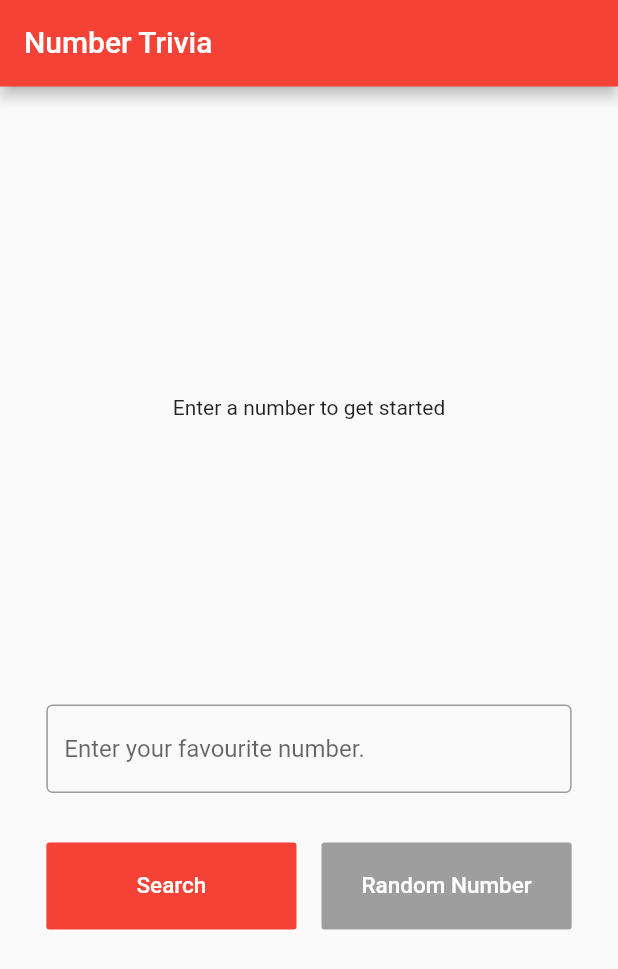
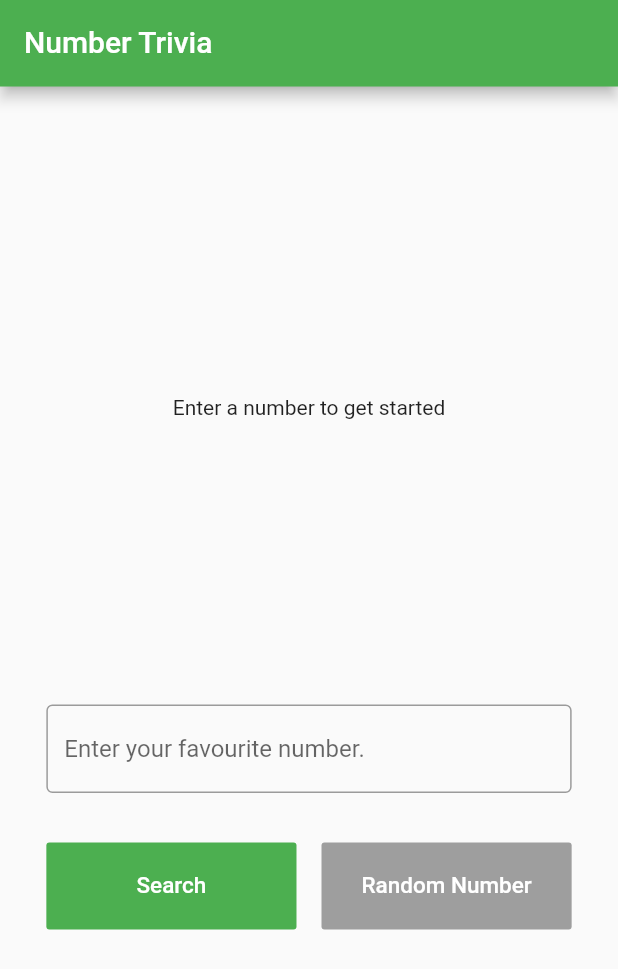
Before and after one commit to ibtesam123/NumberTrivia, a Flutter app: the screen it shows after launch, on a phone screen of 412 x 824 dp. Shown: the top 969 px of the screen. Run offline on Flutter 3.47's test engine with Material 2 defaults, Android fonts, the phone set to English and light mode, and no system bars; our stand-ins replace dartz, data_connection_checker, dio, firebase_crashlytics, firebase_remote_config, get_it and 1 more; accounts and stored records are empty; generated files the repository leaves out were written again.

Commit message:
Color changed to green

```diff
--- a/lib/ui/homepage/homepage.dart
+++ b/lib/ui/homepage/homepage.dart
@@ -122,7 +122,7 @@ class _HomePageState extends State<HomePage> {
 
           staticProvider.getSingleNumber(number: number);
         },
-        color: Colors.red,
+        color: Colors.green,
         padding: EdgeInsets.symmetric(vertical: 20),
         child: Text(
           'Search',
--- a/lib/ui/widgets/appbar.dart
+++ b/lib/ui/widgets/appbar.dart
@@ -5,7 +5,7 @@ PreferredSizeWidget buildAppBar(BuildContext context) {
   return PreferredSize(
     preferredSize: Size.fromHeight(MediaQuery.of(context).size.height * 0.07),
     child: AppBar(
-      backgroundColor: Colors.red,
+      backgroundColor: Colors.green,
       title: Text('Number Trivia'),
     ),
   );
```
